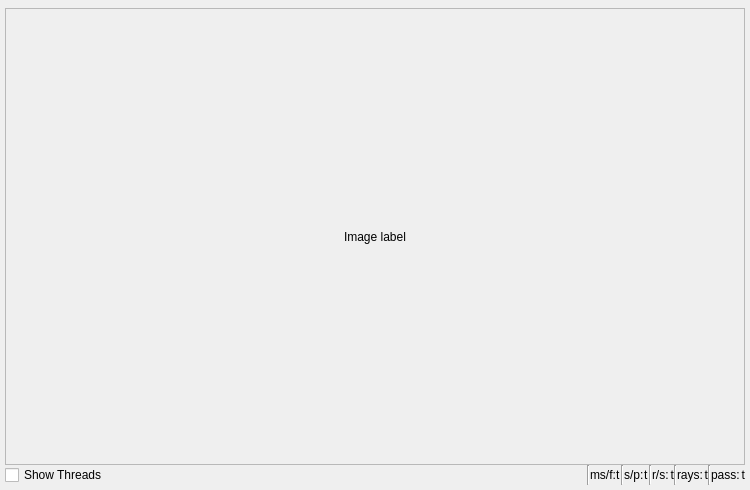
First picture: the form in src/gui/painter_window/painter_window_2d.ui, repository cppd/math, before the edit.
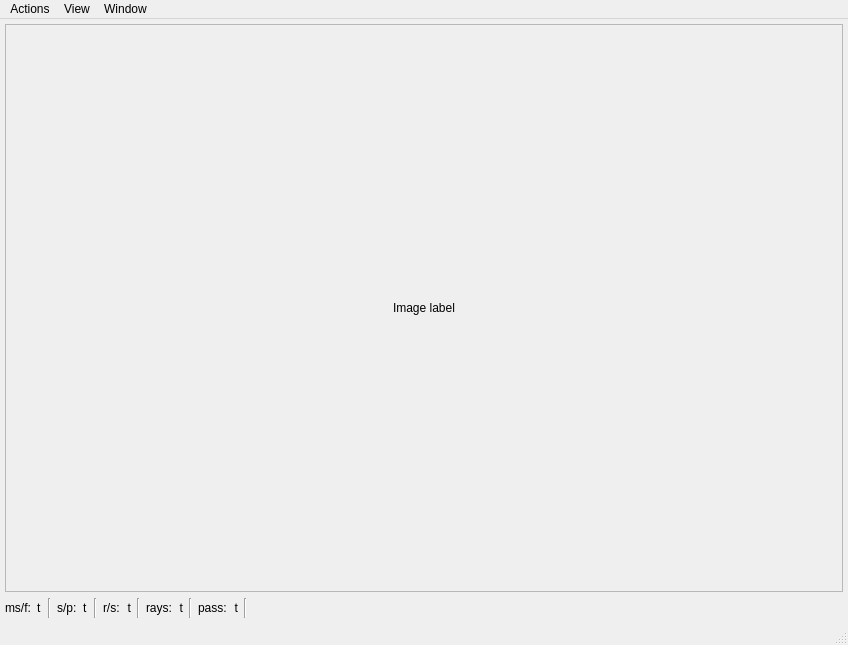
Second picture: the form after the edit.

Commit message: edit painter window

Diff of the .ui file:
```diff
--- a/src/gui/painter_window/painter_window_2d.ui
+++ b/src/gui/painter_window/painter_window_2d.ui
@@ -1,22 +1,20 @@
 <?xml version="1.0" encoding="UTF-8"?>
 <ui version="4.0">
  <class>PainterWindow</class>
- <widget class="QWidget" name="PainterWindow">
+ <widget class="QMainWindow" name="PainterWindow">
   <property name="geometry">
    <rect>
     <x>0</x>
     <y>0</y>
-    <width>750</width>
-    <height>490</height>
+    <width>848</width>
+    <height>645</height>
    </rect>
   </property>
   <property name="windowTitle">
    <string>Form</string>
   </property>
-  <layout class="QVBoxLayout" name="verticalLayout_3">
-   <property name="spacing">
-    <number>0</number>
-   </property>
+  <widget class="QWidget" name="main_widget">
+   <layout class="QVBoxLayout" name="verticalLayout">
    <property name="leftMargin">
     <number>5</number>
    </property>
@@ -30,16 +28,7 @@
     <number>5</number>
    </property>
    <item>
-    <layout class="QHBoxLayout" name="menu_layout">
-     <property name="bottomMargin">
-      <number>3</number>
-     </property>
-    </layout>
-   </item>
-   <item>
-    <layout class="QVBoxLayout" name="main_layout">
-     <item>
-      <widget class="QScrollArea" name="scrollArea">
+     <widget class="QScrollArea" name="scroll_area">
        <property name="widgetResizable">
         <bool>true</bool>
        </property>
@@ -48,8 +37,8 @@
          <rect>
           <x>0</x>
           <y>0</y>
-          <width>736</width>
-          <height>430</height>
+         <width>836</width>
+         <height>537</height>
          </rect>
         </property>
         <layout class="QVBoxLayout" name="verticalLayout_2">
@@ -70,13 +59,35 @@
      <item>
       <layout class="QHBoxLayout" name="horizontalLayout">
        <item>
-        <widget class="QCheckBox" name="checkBox_show_threads">
+       <layout class="QGridLayout" name="gridLayout">
+        <item row="0" column="13">
+         <widget class="QLabel" name="label_pass_count">
          <property name="text">
-          <string>Show Threads</string>
-         </property>
-        </widget>
-       </item>
-       <item>
+           <string>t</string>
+          </property>
+          <property name="alignment">
+           <set>Qt::AlignRight|Qt::AlignTrailing|Qt::AlignVCenter</set>
+          </property>
+         </widget>
+        </item>
+        <item row="0" column="4">
+         <widget class="QLabel" name="label_samples_per_pixel">
+          <property name="toolTip">
+           <string>Samples per Pixel</string>
+          </property>
+          <property name="text">
+           <string>t</string>
+          </property>
+         </widget>
+        </item>
+        <item row="0" column="0">
+         <widget class="QLabel" name="label_5">
+          <property name="text">
+           <string>ms/f:</string>
+          </property>
+         </widget>
+        </item>
+        <item row="0" column="15">
         <spacer name="horizontalSpacer">
          <property name="orientation">
           <enum>Qt::Horizontal</enum>
@@ -89,63 +100,7 @@
          </property>
         </spacer>
        </item>
-       <item>
-        <layout class="QGridLayout" name="gridLayout">
-         <item row="0" column="13">
-          <widget class="QLabel" name="label_1">
-           <property name="text">
-            <string>pass:</string>
-           </property>
-          </widget>
-         </item>
-         <item row="0" column="14">
-          <widget class="QLabel" name="label_pass_count">
-           <property name="text">
-            <string>t</string>
-           </property>
-           <property name="alignment">
-            <set>Qt::AlignRight|Qt::AlignTrailing|Qt::AlignVCenter</set>
-           </property>
-          </widget>
-         </item>
-         <item row="0" column="12">
-          <widget class="Line" name="line">
-           <property name="orientation">
-            <enum>Qt::Vertical</enum>
-           </property>
-          </widget>
-         </item>
-         <item row="0" column="11">
-          <widget class="QLabel" name="label_ray_count">
-           <property name="text">
-            <string>t</string>
-           </property>
-           <property name="alignment">
-            <set>Qt::AlignRight|Qt::AlignTrailing|Qt::AlignVCenter</set>
-           </property>
-          </widget>
-         </item>
-         <item row="0" column="0">
-          <widget class="Line" name="line_2">
-           <property name="orientation">
-            <enum>Qt::Vertical</enum>
-           </property>
-          </widget>
-         </item>
-         <item row="0" column="8">
-          <widget class="QLabel" name="label_rays_per_second">
-           <property name="toolTip">
-            <string>Rays per Second</string>
-           </property>
-           <property name="text">
-            <string>t</string>
-           </property>
-           <property name="alignment">
-            <set>Qt::AlignRight|Qt::AlignTrailing|Qt::AlignVCenter</set>
-           </property>
-          </widget>
-         </item>
-         <item row="0" column="7">
+        <item row="0" column="6">
           <widget class="QLabel" name="label">
            <property name="toolTip">
             <string>Rays per Second</string>
@@ -155,31 +110,72 @@
            </property>
           </widget>
          </item>
-         <item row="0" column="9">
-          <widget class="Line" name="line_3">
-           <property name="orientation">
-            <enum>Qt::Vertical</enum>
-           </property>
-          </widget>
-         </item>
          <item row="0" column="10">
+         <widget class="QLabel" name="label_ray_count">
+          <property name="text">
+           <string>t</string>
+          </property>
+          <property name="alignment">
+           <set>Qt::AlignRight|Qt::AlignTrailing|Qt::AlignVCenter</set>
+          </property>
+         </widget>
+        </item>
+        <item row="0" column="7">
+         <widget class="QLabel" name="label_rays_per_second">
+          <property name="toolTip">
+           <string>Rays per Second</string>
+          </property>
+          <property name="text">
+           <string>t</string>
+          </property>
+          <property name="alignment">
+           <set>Qt::AlignRight|Qt::AlignTrailing|Qt::AlignVCenter</set>
+          </property>
+         </widget>
+        </item>
+        <item row="0" column="2">
+         <widget class="Line" name="line_5">
+          <property name="orientation">
+           <enum>Qt::Vertical</enum>
+          </property>
+         </widget>
+        </item>
+        <item row="0" column="12">
+         <widget class="QLabel" name="label_1">
+          <property name="text">
+           <string>pass:</string>
+          </property>
+         </widget>
+        </item>
+        <item row="0" column="9">
           <widget class="QLabel" name="label_2">
            <property name="text">
             <string>rays:</string>
            </property>
           </widget>
          </item>
+        <item row="0" column="11">
+         <widget class="Line" name="line">
+          <property name="orientation">
+           <enum>Qt::Vertical</enum>
+          </property>
+         </widget>
+        </item>
          <item row="0" column="5">
-          <widget class="QLabel" name="label_samples_per_pixel">
-           <property name="toolTip">
-            <string>Samples per Pixel</string>
-           </property>
-           <property name="text">
-            <string>t</string>
+         <widget class="Line" name="line_4">
+          <property name="orientation">
+           <enum>Qt::Vertical</enum>
+          </property>
+         </widget>
+        </item>
+        <item row="0" column="8">
+         <widget class="Line" name="line_3">
+          <property name="orientation">
+           <enum>Qt::Vertical</enum>
            </property>
           </widget>
          </item>
-         <item row="0" column="4">
+        <item row="0" column="3">
           <widget class="QLabel" name="label_4">
            <property name="toolTip">
             <string>Samples per Pixel</string>
@@ -189,14 +185,7 @@
            </property>
           </widget>
          </item>
-         <item row="0" column="6">
-          <widget class="Line" name="line_4">
-           <property name="orientation">
-            <enum>Qt::Vertical</enum>
-           </property>
-          </widget>
-         </item>
-         <item row="0" column="2">
+        <item row="0" column="1">
           <widget class="QLabel" name="label_milliseconds_per_frame">
            <property name="toolTip">
             <string>Milliseconds per Frame</string>
@@ -206,27 +195,48 @@
            </property>
           </widget>
          </item>
-         <item row="0" column="3">
-          <widget class="Line" name="line_5">
+        <item row="0" column="14">
+         <widget class="Line" name="line_2">
            <property name="orientation">
             <enum>Qt::Vertical</enum>
            </property>
           </widget>
          </item>
-         <item row="0" column="1">
-          <widget class="QLabel" name="label_5">
-           <property name="text">
-            <string>ms/f:</string>
-           </property>
-          </widget>
-         </item>
         </layout>
        </item>
       </layout>
      </item>
     </layout>
-   </item>
-  </layout>
+  </widget>
+  <widget class="QMenuBar" name="menu_bar">
+   <property name="geometry">
+    <rect>
+     <x>0</x>
+     <y>0</y>
+     <width>848</width>
+     <height>29</height>
+    </rect>
+   </property>
+   <widget class="QMenu" name="menu_actions">
+    <property name="title">
+     <string>Actions</string>
+    </property>
+   </widget>
+   <widget class="QMenu" name="menu_view">
+    <property name="title">
+     <string>View</string>
+    </property>
+   </widget>
+   <widget class="QMenu" name="menu_window">
+    <property name="title">
+     <string>Window</string>
+    </property>
+   </widget>
+   <addaction name="menu_actions"/>
+   <addaction name="menu_view"/>
+   <addaction name="menu_window"/>
+  </widget>
+  <widget class="QStatusBar" name="status_bar"/>
  </widget>
  <resources/>
  <connections/>
```
Left out of the diff: 2 changed lines with no effect on the pictures. Lines whose indentation alone changed are shown as unchanged. The commit also changes 2 other files.
